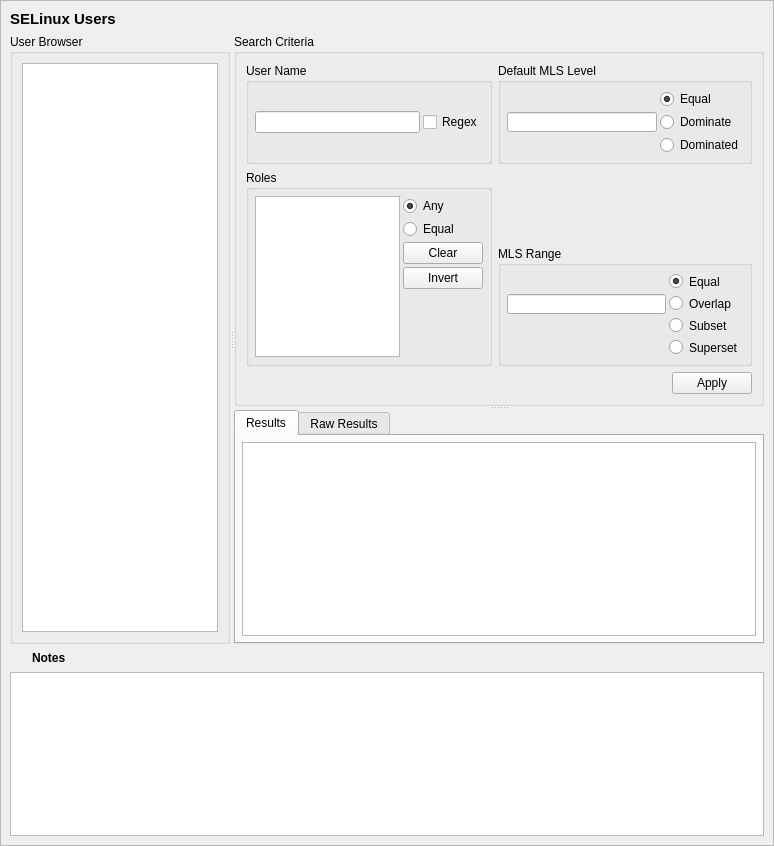
Qt form data/userquery.ui (SELinuxProject/setools) before a commit.
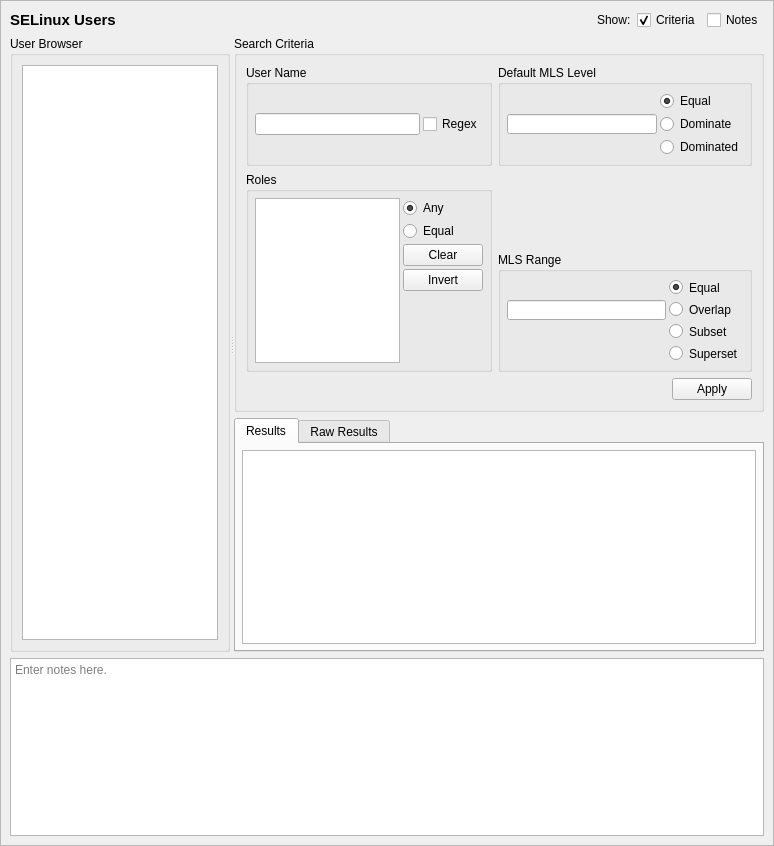
The same form after that commit. Icons and pictures are not drawn. Custom widgets are drawn as their Qt base class.

Commit message:
apol: switch tabs to (more discoverable) check boxes for hiding UI elements
Also drop the results expander.

Patch:
```diff
--- a/data/userquery.ui
+++ b/data/userquery.ui
@@ -31,8 +31,8 @@
      <height>0</height>
     </size>
    </property>
-   <layout class="QGridLayout" name="gridLayout_4">
-    <item row="0" column="0" colspan="2">
+   <layout class="QGridLayout" name="gridLayout_3">
+    <item row="0" column="0">
      <widget class="QLabel" name="label">
       <property name="sizePolicy">
        <sizepolicy hsizetype="Preferred" vsizetype="Fixed">
@@ -58,8 +58,67 @@
       </property>
      </widget>
     </item>
-    <item row="1" column="0" colspan="2">
-     <widget class="QSplitter" name="browser_search_splitter">
+    <item row="3" column="0" colspan="5">
+     <widget class="QTextEdit" name="notes">
+      <property name="minimumSize">
+       <size>
+        <width>0</width>
+        <height>125</height>
+       </size>
+      </property>
+      <property name="toolTip">
+       <string>Optionally enter notes here about the query.</string>
+      </property>
+      <property name="placeholderText">
+       <string>Enter notes here.</string>
+      </property>
+     </widget>
+    </item>
+    <item row="0" column="1">
+     <spacer name="horizontalSpacer">
+      <property name="orientation">
+       <enum>Qt::Horizontal</enum>
+      </property>
+      <property name="sizeHint" stdset="0">
+       <size>
+        <width>440</width>
+        <height>20</height>
+       </size>
+      </property>
+     </spacer>
+    </item>
+    <item row="0" column="2">
+     <widget class="QLabel" name="label_2">
+      <property name="text">
+       <string>Show:</string>
+      </property>
+     </widget>
+    </item>
+    <item row="0" column="3">
+     <widget class="QCheckBox" name="criteria_expander">
+      <property name="toolTip">
+       <string>Show or hide the search criteria (no settings are lost)</string>
+      </property>
+      <property name="text">
+       <string>Criteria</string>
+      </property>
+      <property name="checked">
+       <bool>true</bool>
+      </property>
+     </widget>
+    </item>
+    <item row="0" column="4">
+     <widget class="QCheckBox" name="notes_expander">
+      <property name="toolTip">
+       <string>Show or hide the notes field (no data is lost)</string>
+      </property>
+      <property name="text">
+       <string>Notes</string>
+      </property>
+     </widget>
+    </item>
+    <item row="1" column="0" rowspan="2" colspan="5">
+     <widget class="QSplitter" name="splitter">
       <property name="orientation">
        <enum>Qt::Horizontal</enum>
       </property>
@@ -73,11 +132,10 @@
         </item>
        </layout>
       </widget>
-      <widget class="QSplitter" name="search_results_splitter">
-       <property name="orientation">
-        <enum>Qt::Vertical</enum>
-       </property>
-       <widget class="QGroupBox" name="criteria_groupBox">
+      <widget class="QWidget" name="verticalLayoutWidget">
+       <layout class="QVBoxLayout" name="verticalLayout">
+        <item>
+         <widget class="QGroupBox" name="criteria_frame">
         <property name="maximumSize">
          <size>
           <width>16777215</width>
@@ -448,6 +506,8 @@
          </item>
         </layout>
        </widget>
+        </item>
+        <item>
        <widget class="QTabWidget" name="results_frame">
         <property name="sizePolicy">
          <sizepolicy hsizetype="Preferred" vsizetype="MinimumExpanding">
@@ -534,92 +594,11 @@
          </layout>
         </widget>
        </widget>
-      </widget>
-     </widget>
-    </item>
-    <item row="2" column="0">
-     <widget class="QPushButton" name="notes_expander">
-      <property name="sizePolicy">
-       <sizepolicy hsizetype="Fixed" vsizetype="Fixed">
-        <horstretch>0</horstretch>
-        <verstretch>0</verstretch>
-       </sizepolicy>
-      </property>
-      <property name="minimumSize">
-       <size>
-        <width>16</width>
-        <height>16</height>
-       </size>
-      </property>
-      <property name="maximumSize">
-       <size>
-        <width>16</width>
-        <height>16</height>
-       </size>
-      </property>
-      <property name="focusPolicy">
-       <enum>Qt::TabFocus</enum>
-      </property>
-      <property name="styleSheet">
-       <string notr="true">QPushButton:flat {   border: none; }</string>
-      </property>
-      <property name="text">
-       <string/>
-      </property>
-      <property name="icon">
-       <iconset>
-        <normaloff>icons/expand_inactive.png</normaloff>
-        <normalon>icons/expand_active.png</normalon>icons/expand_inactive.png</iconset>
-      </property>
-      <property name="iconSize">
-       <size>
-        <width>16</width>
-        <height>16</height>
-       </size>
-      </property>
-      <property name="checkable">
-       <bool>true</bool>
-      </property>
-      <property name="checked">
-       <bool>false</bool>
-      </property>
-      <property name="flat">
-       <bool>true</bool>
-      </property>
-     </widget>
-    </item>
-    <item row="2" column="1">
-     <widget class="QLabel" name="label_4">
-      <property name="sizePolicy">
-       <sizepolicy hsizetype="Preferred" vsizetype="Fixed">
-        <horstretch>0</horstretch>
-        <verstretch>0</verstretch>
-       </sizepolicy>
-      </property>
-      <property name="font">
-       <font>
-        <weight>75</weight>
-        <bold>true</bold>
-       </font>
-      </property>
-      <property name="text">
-       <string>Notes</string>
-      </property>
+        </item>
+       </layout>
+      </widget>
      </widget>
     </item>
-    <item row="3" column="0" colspan="2">
-     <widget class="QTextEdit" name="notes">
-      <property name="minimumSize">
-       <size>
-        <width>0</width>
-        <height>125</height>
-       </size>
-      </property>
-      <property name="toolTip">
-       <string>Optionally enter notes here about the query.</string>
-      </property>
-     </widget>
-    </item>
    </layout>
    <zorder>browser_search_splitter</zorder>
    <zorder>notes</zorder>
```
Left out of the diff: 57 changed lines with no effect on the pictures. Lines whose indentation alone changed are shown as unchanged. The commit also changes 10 other files.
